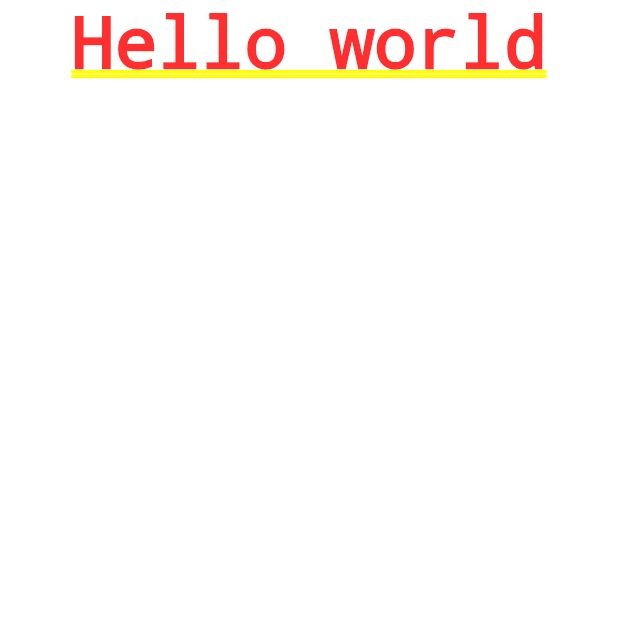
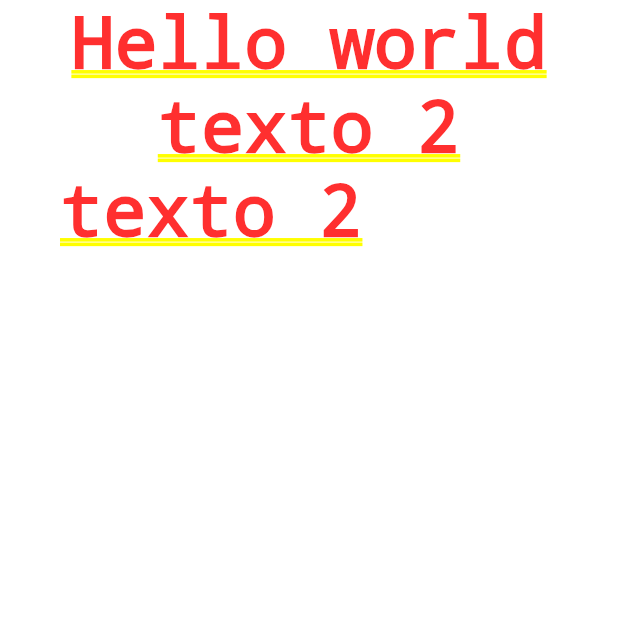
Before and after one commit to abraaobb/flutter_my_first_project, a Flutter app: the screen it shows after launch, on a phone screen of 412 x 824 dp, the top half of it. Run offline on Flutter 3.47's test engine with Material 3 defaults, Android fonts, the phone set to English and light mode, and no system bars.

Commit message:
linhas e colunas

```diff
--- a/lib/main.dart
+++ b/lib/main.dart
@@ -24,6 +24,21 @@ class MyHomePage extends StatelessWidget {
 
   @override
   Widget build(BuildContext context) {
-    return const Text('Hello world', textAlign: TextAlign.center);
+    return const Column(
+      children: <Widget>[
+        Text('Hello world'),
+        Text('texto 2'),
+        Row(
+          children: [
+            Icon(
+              Icons.person,
+              color: Colors.white,
+              size: 40,
+            ),
+            Text('texto 2'),
+          ],
+        )
+      ],
+    );
   }
 }
```
